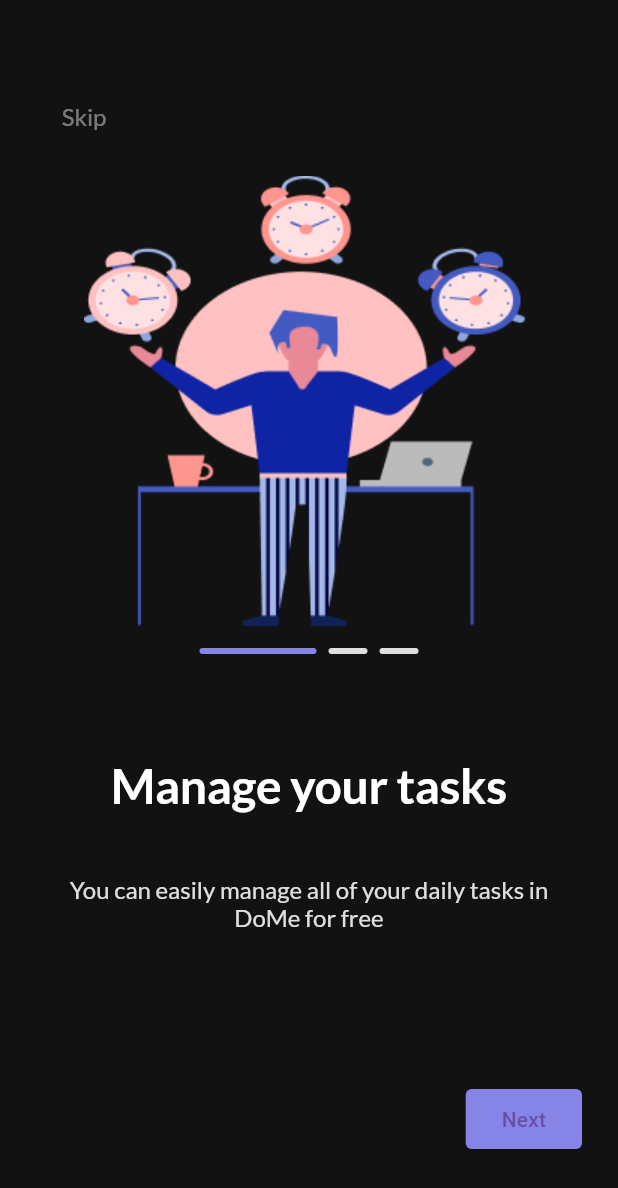
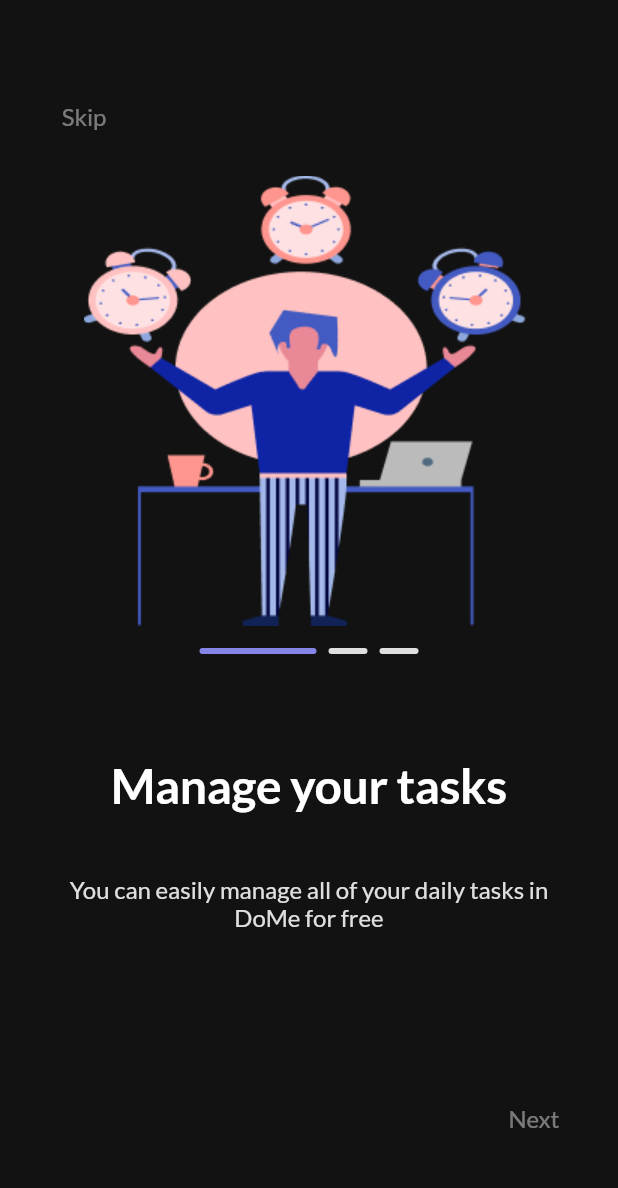
Before and after one commit to ahmedhussien12/up_todo, a Flutter app: the screen it shows after launch, on a phone screen of 412 x 824 dp. Shown: the top 1188 px of the screen. Run offline on Flutter 3.47's test engine with Material 3 defaults, Android fonts, the phone set to English and light mode, and no system bars; drawn by our look-alikes of smooth_page_indicator; our stand-ins replace date_picker_timeline, get_it, google_fonts, shared_preferences.

```diff
--- a/lib/app/app.dart
+++ b/lib/app/app.dart
@@ -1,10 +1,10 @@
 import 'package:flutter/material.dart';
 
-import '../core/theme/theme.dart';
-import '../core/utils/app_texts.dart';
-import '../features/auth/presentation/screens/on_boarding_screens/on_boarding_screen.dart';
-import '../features/auth/presentation/screens/splash_screen/splash_screen.dart';
-import '../features/task/presentation/screens/home_screen.dart';
+import 'package:up_todo/core/theme/theme.dart';
+import 'package:up_todo/core/utils/app_texts.dart';
+import 'package:up_todo/features/auth/presentation/screens/on_boarding_screens/on_boarding_screen.dart';
+import 'package:up_todo/features/auth/presentation/screens/splash_screen/splash_screen.dart';
+import 'package:up_todo/features/task/presentation/screens/home_screen.dart';
 
 GlobalKey<NavigatorState> navigatorKey = GlobalKey();
 
@@ -19,15 +19,15 @@ class UpTodo extends StatelessWidget {
       title: AppTexts.appTitle,
       debugShowCheckedModeBanner: false,
       routes: {
-        'Splash': (context) => SplashScreen(),
-        'OnBoarding': (context) => OnBoardingScreen(),
-        'home': (context) => HomeScreen(),
+        'Splash': (context) => const SplashScreen(),
+        'OnBoarding': (context) => const OnBoardingScreen(),
+        'Home': (context) => const HomeScreen(),
       },
       theme: getAppThemeData(),
       darkTheme: getAppDarkThemeData(),
       themeMode: ThemeMode.light,
 
-      home: SplashScreen(),
+      home: const SplashScreen(),
     );
   }
 }
--- /dev/null
+++ b/lib/core/services/service_locator.dart
@@ -0,0 +1,8 @@
+import 'package:get_it/get_it.dart';
+import 'package:up_todo/core/database/cache/cache_helper.dart';
+
+final sl = GetIt.instance;
+
+Future<void> setup() async{
+  sl.registerLazySingleton<CacheHelper>(CacheHelper.new);
+}
--- a/lib/core/theme/theme.dart
+++ b/lib/core/theme/theme.dart
@@ -1,12 +1,41 @@
 import 'package:flutter/material.dart';
 import 'package:google_fonts/google_fonts.dart';
 
-import '../utils/app_colors.dart';
+import 'package:up_todo/core/utils/app_colors.dart';
 
 ThemeData getAppThemeData() {
   return ThemeData(
     scaffoldBackgroundColor: AppColors.backgroundColor,
-    appBarTheme: AppBarTheme(
+    appBarTheme: const AppBarTheme(
+      centerTitle: true,
+      backgroundColor: AppColors.backgroundColor,
+      elevation: 0,
+    ),
+    textTheme: TextTheme(
+      displayLarge: GoogleFonts.lato(
+        fontSize: 32,
+        fontWeight: FontWeight.bold,
+        color: AppColors.textColor,
+      ),
+      displayMedium: GoogleFonts.lato(fontSize: 16, color: AppColors.textColor),
+      displaySmall: GoogleFonts.lato(fontSize: 16, color: AppColors.textColor),
+    ),
+    elevatedButtonTheme: ElevatedButtonThemeData(
+      style: ElevatedButton.styleFrom(
+        backgroundColor: AppColors.primaryColor,
+        shape: RoundedRectangleBorder(borderRadius: BorderRadius.circular(4)),
+      ),
+    ),
+    floatingActionButtonTheme: const FloatingActionButtonThemeData(
+      backgroundColor: AppColors.primaryColor,
+    ),
+  );
+}
+
+ThemeData getAppDarkThemeData() {
+  return ThemeData(
+    scaffoldBackgroundColor: AppColors.c1,
+    appBarTheme: const AppBarTheme(
       centerTitle: true,
       backgroundColor: AppColors.backgroundColor,
       elevation: 0,
@@ -28,29 +57,3 @@ ThemeData getAppThemeData() {
     ),
   );
 }
-
-ThemeData getAppDarkThemeData() {
-  return ThemeData(
-    scaffoldBackgroundColor: AppColors.c1,
-    appBarTheme: AppBarTheme(
-      centerTitle: true,
-      backgroundColor: AppColors.backgroundColor,
-      elevation: 0,
-    ),
-    textTheme: TextTheme(
-      displayLarge: GoogleFonts.lato(
-        fontSize: 32,
-        fontWeight: FontWeight.bold,
-        color: AppColors.textColor,
-      ),
-      displayMedium: GoogleFonts.lato(fontSize: 16, color: AppColors.textColor),
-      displaySmall: GoogleFonts.lato(fontSize: 16, color: AppColors.textColor),
-    ),
-    elevatedButtonTheme: ElevatedButtonThemeData(
-      style: ElevatedButton.styleFrom(
-        backgroundColor: AppColors.primaryColor,
-        shape: RoundedRectangleBorder(borderRadius: BorderRadius.circular(4)),
-      ),
-    ),
-  );
-}
--- a/lib/core/utils/app_texts.dart
+++ b/lib/core/utils/app_texts.dart
@@ -6,7 +6,7 @@ class AppTexts {
   static const String getStarted = 'Get Started';
   static const String onBoardingTitle1 = 'Manage your tasks';
   static const String onBoardingSubTitle1 =
-      "You can easily manage all of your daily tasks in DoMe for free";
+      'You can easily manage all of your daily tasks in DoMe for free';
   static const String onBoardingTitle2 = 'Create daily routine';
   static const String onBoardingSubTitle2 =
       'In Uptodo  you can create your personalized routine to stay productive';
@@ -31,7 +31,7 @@ class AppTexts {
   static const String taskCompleted = 'Task Completed';
   static const String deleteTask = 'Delete Task';
   static const String cancel = 'Cancel';
-  static const String onBoardingKey = 'onBoaring';
+  static const String onBoardingKey = 'onBoarding';
   static const String noteErrorMsg = 'Enter Valid Note';
-  static const String tilteErrorMsg = 'Enter Valid title';
+  static const String titleErrorMsg = 'Enter Valid title';
 }
--- /dev/null
+++ b/lib/core/widgets/custom_text_button.dart
@@ -0,0 +1,25 @@
+import 'package:flutter/material.dart';
+
+import 'package:up_todo/core/utils/app_colors.dart';
+
+class CustomTextButton extends StatelessWidget {
+  const CustomTextButton({required this.text, super.key, this.onPressed});
+final String text;
+final void Function()? onPressed;
+  @override
+  Widget build(BuildContext context) {
+    return TextButton(
+      onPressed: onPressed,
+      child: Text(
+       text,
+        style: Theme.of(
+          context,
+        ).textTheme.displaySmall!.copyWith(
+          color: AppColors.textColor.withAlpha(
+            (0.44 * 255).toInt(),
+          ),
+        ),
+      ),
+    );
+  }
+}
--- a/lib/features/auth/data/model/on_boarding_model.dart
+++ b/lib/features/auth/data/model/on_boarding_model.dart
@@ -1,16 +1,16 @@
-import '../../../../core/utils/app_assets.dart';
-import '../../../../core/utils/app_texts.dart';
+import 'package:up_todo/core/utils/app_assets.dart';
+import 'package:up_todo/core/utils/app_texts.dart';
 
 class OnBoardingModel {
-  final String image;
-  final String title;
-  final String subTitle;
 
   OnBoardingModel({
     required this.image,
     required this.title,
     required this.subTitle,
   });
+  final String image;
+  final String title;
+  final String subTitle;
 
   static List<OnBoardingModel> onBoardingList = [
     OnBoardingModel(
--- a/lib/features/auth/presentation/screens/on_boarding_screens/on_boarding_screen.dart
+++ b/lib/features/auth/presentation/screens/on_boarding_screens/on_boarding_screen.dart
@@ -1,9 +1,12 @@
 import 'package:flutter/material.dart';
 import 'package:smooth_page_indicator/smooth_page_indicator.dart';
+import 'package:up_todo/core/database/cache/cache_helper.dart';
+import 'package:up_todo/core/services/service_locator.dart';
 import 'package:up_todo/core/utils/app_colors.dart';
 import 'package:up_todo/core/utils/app_texts.dart';
-
-import '../../../data/model/on_boarding_model.dart';
+import 'package:up_todo/core/widgets/custom_elevated_button.dart';
+import 'package:up_todo/core/widgets/custom_text_button.dart';
+import 'package:up_todo/features/auth/data/model/on_boarding_model.dart';
 
 class OnBoardingScreen extends StatefulWidget {
   const OnBoardingScreen({super.key});
@@ -30,31 +33,18 @@ class _OnBoardingScreenState extends State<OnBoardingScreen> {
                   mainAxisAlignment: MainAxisAlignment.center,
                   children: [
                     //skip text
-                    index == 2
-                        ? SizedBox(height: 54)
-                        : Align(
+                    if (index == 2) const SizedBox(height: 54) else Align(
                           alignment: Alignment.centerLeft,
-                          child: TextButton(
+                          child: CustomTextButton(text: AppTexts.skip,
                           onPressed: () {
                             controller.jumpToPage(2);
-                            },
-                            child: Text(
-                              AppTexts.skip,
-                              style: Theme.of(
-                                context,
-                              ).textTheme.displaySmall!.copyWith(
-                                color: AppColors.textColor.withAlpha(
-                                  (0.44 * 255).toInt(),
-                                ),
-                              ),
-                            ),
-                          ),
+                          },),
                         ),
 
-                    SizedBox(height: 15),
+                    const SizedBox(height: 15),
                     //image
                     Image.asset(OnBoardingModel.onBoardingList[index].image),
-                    SizedBox(height: 15),
+                    const SizedBox(height: 15),
                     SmoothPageIndicator(
                       controller: controller,
                       count: 3,
@@ -66,17 +56,16 @@ class _OnBoardingScreenState extends State<OnBoardingScreen> {
 
                         dotHeight: 4,
                         dotWidth: 26,
-                        spacing: 8,
                       ),
                     ),
                     //dots
-                    SizedBox(height: 70),
+                    const SizedBox(height: 70),
                     // title
                     Text(
                       OnBoardingModel.onBoardingList[index].title,
                       style: Theme.of(context).textTheme.displayLarge,
                     ),
-                    SizedBox(height: 42),
+                    const SizedBox(height: 42),
                     // subtitle
                     Text(
                       OnBoardingModel.onBoardingList[index].subTitle,
@@ -89,57 +78,37 @@ class _OnBoardingScreenState extends State<OnBoardingScreen> {
                         ),
                       ),
                     ),
-                    SizedBox(height: 100),
+                    const SizedBox(height: 100),
 
                     Row(
                       mainAxisAlignment: MainAxisAlignment.spaceBetween,
                       children: [
                         // back button
-                        index == 0
-                            ? Container()
-                            : TextButton(
+                        if (index == 0) Container() else CustomTextButton(text: AppTexts.back,
                                 onPressed: () {
                                   controller.previousPage(
-                                  duration: Duration(milliseconds: 500),
+                                    duration: const Duration(milliseconds: 500),
+                                    curve: Curves.easeIn,);
+                            },),
+                        // next button
+                        if (index != 2) CustomTextButton(text: AppTexts.next,
+                                onPressed: () {
+                                  controller.nextPage(
+                                    duration: const Duration(milliseconds: 500),
                                     curve: Curves.easeIn,
                                   );
-                              },
-                              child: Text(
-                                AppTexts.back,
-                                style: Theme.of(
+                            },) else CustomElevatedButton(text: AppTexts.getStarted,
+                                onPressed: () async {
+                                  await sl<CacheHelper>()
+                                      .saveData(key: AppTexts.onBoardingKey, value: true)
+                                      .then((value) {
+                                        Navigator.pushReplacementNamed(
                                           context,
-                                ).textTheme.displaySmall!.copyWith(
-                                  color: AppColors.textColor.withAlpha(
-                                    (0.44 * 255).toInt(),
-                                  ),
-                                ),
-                              ),
-                            ),
-                        // next button
-                        index != 2
-                            ? ElevatedButton(
-                              onPressed: () {
-                                controller.nextPage(
-                                  duration: Duration(milliseconds: 500),
-                                  curve: Curves.easeIn,
+                                          'Home',
                                         );
-                              },
-                              style:
-                                  Theme.of(context).elevatedButtonTheme.style,
-                              child: Text(AppTexts.next),
-                            )
-                            : ElevatedButton(
-                              onPressed: () {
-                                Navigator.pushReplacementNamed(context, 'home');
-                              },
-                              style: ElevatedButton.styleFrom(
-                                backgroundColor: AppColors.primaryColor,
-                                shape: RoundedRectangleBorder(
-                                  borderRadius: BorderRadius.circular(4),
-                                ),
-                              ),
-                              child: Text(AppTexts.getStarted),
-                            ),
+                                      });
+                            },),
+
                       ],
                     ),
                   ],
--- a/pubspec.yaml
+++ b/pubspec.yaml
@@ -36,6 +36,10 @@ dependencies:
   cupertino_icons: ^1.0.8
   google_fonts: ^6.2.1
   smooth_page_indicator: ^1.2.1
+  shared_preferences: ^2.5.3
+  get_it: ^8.0.3
+  intl: ^0.19.0
+  date_picker_timeline: ^1.2.6
 
 dev_dependencies:
   flutter_test:
@@ -47,6 +51,7 @@ dev_dependencies:
   # package. See that file for information about deactivating specific lint
   # rules and activating additional ones.
   flutter_lints: ^5.0.0
+  very_good_analysis: ^7.0.0
 
 # For information on the generic Dart part of this file, see the
 # following page: https://dart.dev/tools/pub/pubspec
```
Also changed, not shown: lib/core/database/cache/cache_helper.dart (added, +72 -0 lines), lib/core/widgets/custom_elevated_button.dart (added, +16 -0 lines), lib/features/auth/presentation/screens/splash_screen/splash_screen.dart (+8 -5 lines), lib/features/task/presentation/screens/home_screen.dart (+66 -1 lines), lib/main.dart (+7 -1 lines), pubspec.lock. Lines whose indentation alone changed are shown as unchanged.
